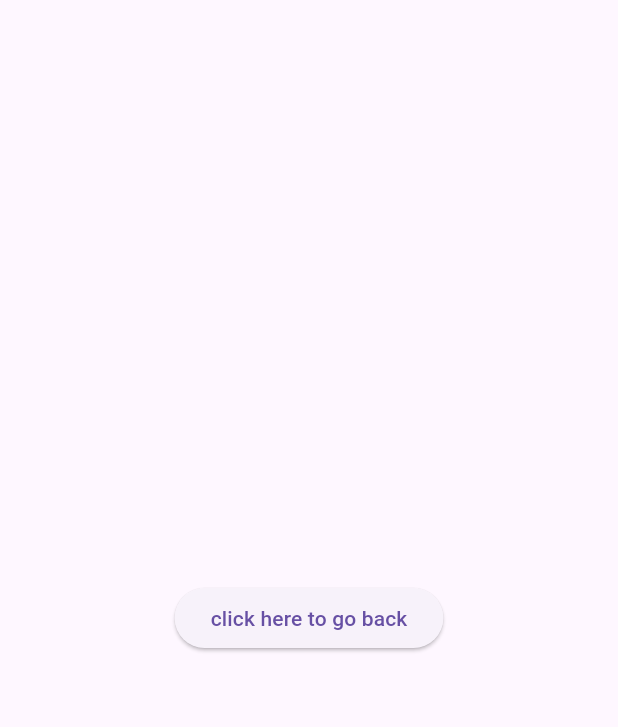
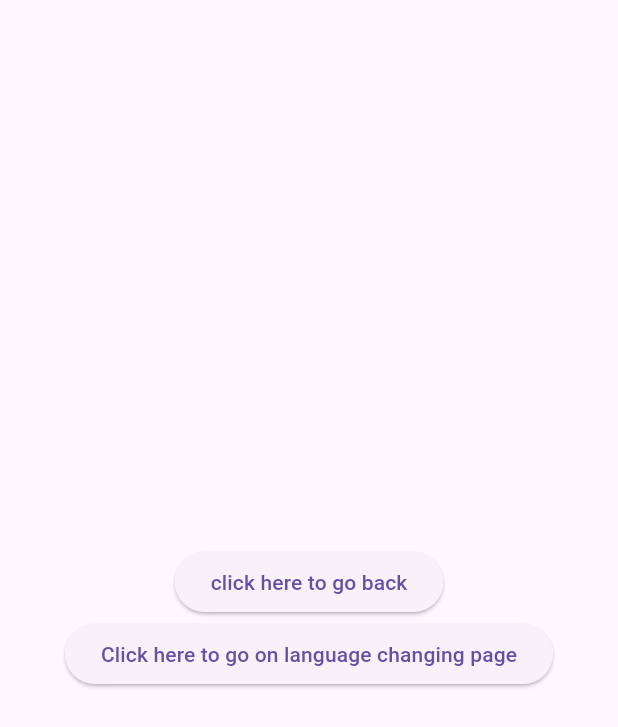
Before and after one commit to dhruvgoel3/Getx_flutter, a Flutter app: the screen it shows after launch, after a tap on an icon or button, on a phone screen of 412 x 824 dp. Shown: the top 727 px of the screen. Run offline on Flutter 3.47's test engine with Material 3 defaults, Android fonts, the phone set to English and light mode, and no system bars; our stand-ins replace get.

Commit message:
files added

```diff
--- a/lib/after_navigator.dart
+++ b/lib/after_navigator.dart
@@ -1,5 +1,6 @@
 import 'package:flutter/material.dart';
 import 'package:get/get.dart';
+import 'package:state_management/language_change.dart';
 
 class AfterNavigator extends StatefulWidget {
   const AfterNavigator({super.key, required String name});
@@ -20,7 +21,12 @@ class _AfterNavigatorState extends State<AfterNavigator> {
                   onPressed: () {
                     Get.back();
                   },
-                  child: Text("click here to go back")))
+                  child: Text("click here to go back"))),
+          ElevatedButton(
+              onPressed: () {
+                Get.to(LanguageChange());
+              },
+              child: Text("Click here to go on language changing page"))
         ],
       ),
     );
--- /dev/null
+++ b/lib/languages.dart
@@ -0,0 +1,9 @@
+import 'package:get/get.dart';
+
+class Languages extends Translations {
+  @override
+  Map<String, Map<String, String>> get keys => {
+        'en_US': {'message': 'What is your name', 'name': 'Dhruv Goel'},
+        'ur_PK': {'message': 'آپ کا نام کیا ہے؟', 'name': 'دھرو گوئل'}
+      };
+}
--- a/lib/main.dart
+++ b/lib/main.dart
@@ -1,6 +1,7 @@
 import 'package:flutter/material.dart';
 import 'package:get/get.dart';
 import 'package:state_management/home_screen.dart';
+import 'package:state_management/languages.dart';
 
 void main() {
   runApp(const MyApp());
@@ -15,6 +16,9 @@ class MyApp extends StatelessWidget {
     return GetMaterialApp(
       title: 'Flutter Demo',
       theme: ThemeData(),
+      fallbackLocale: Locale('en' , 'US'),
+      locale: Locale('en' , 'US'),
+      translations: Languages(),
       debugShowCheckedModeBanner: false,
       home: HomeScreen(),
     );
```
Also changed, not shown: lib/language_change.dart (added, +39 -0 lines).
